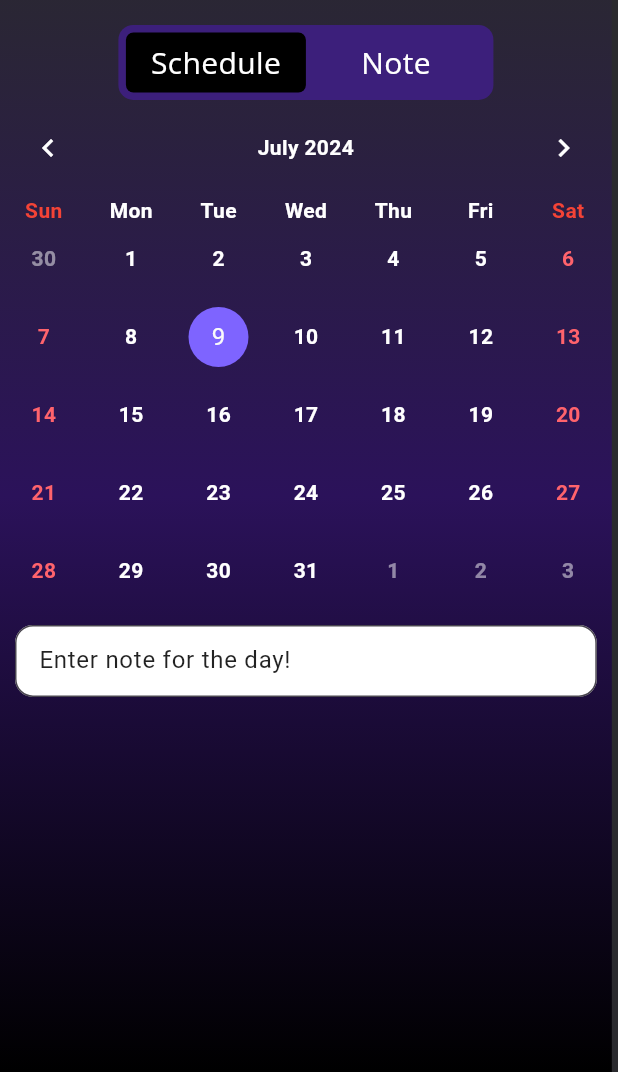
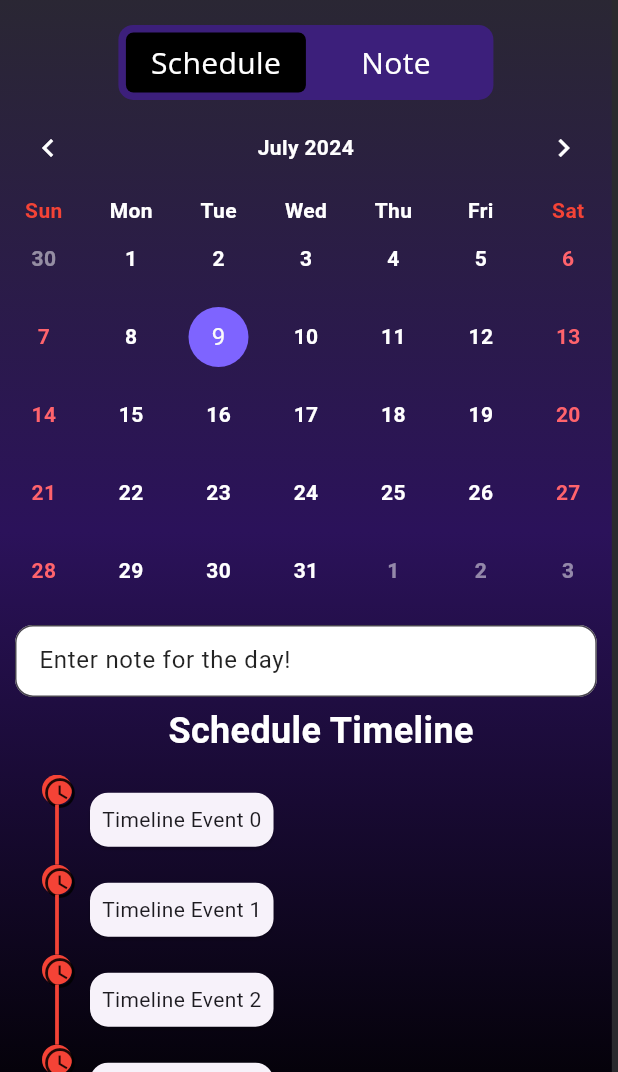
Before and after one commit to Atharva-kelkar05/On.Time, a Flutter app: the screen it shows after launch, after a tap on "START", on a phone screen of 412 x 824 dp, the part 164-1236 px from its top. Run offline on Flutter 3.47's test engine with Material 3 defaults, Android fonts, the phone set to English and light mode, and no system bars; drawn by our look-alikes of custom_sliding_segmented_control, table_calendar; our stand-ins replace shared_preferences, timelines_plus; Roboto replaces fonts that are missing (Montserrat, Open Sans).

Commit message:
Added the timeline package and it's implementation for basic timeline sho-up in the UI. Functionalities remaining.

```diff
--- a/lib/pages/homepage.dart
+++ b/lib/pages/homepage.dart
@@ -2,6 +2,7 @@ import 'package:flutter/material.dart';
 import 'package:on_time/styles/common_styles.dart';
 import 'package:custom_sliding_segmented_control/custom_sliding_segmented_control.dart';
 import 'package:table_calendar/table_calendar.dart';
+import 'package:on_time/pages/schedule_time_line.dart';
 
 class DashBoard extends StatefulWidget {
   const DashBoard({super.key});
@@ -12,6 +13,14 @@ class DashBoard extends StatefulWidget {
 
 class _DashBoardState extends State<DashBoard> {
   int _selectedIndex = 0;
+  // final List<Task> tasks = [
+  //   Task(DateTime.now(), 'Task 1'),
+  //   Task(DateTime.now().add(const Duration(days: 1)), 'Task 2'),
+  //   Task(DateTime.now().add(const Duration(days: 2)), 'Task 3'),
+  //   Task(DateTime.now().add(const Duration(days: 3)), 'Task 4'),
+  //   Task(DateTime.now().add(const Duration(days: 4)), 'Task 5'),
+  //   Task(DateTime.now().add(const Duration(days: 5)), 'Task 6'),
+  // ];
   //DateTime _selectedDay = DateTime.now();
   DateTime? _selectedDay;
   DateTime _focusedDay = DateTime.now();
@@ -51,12 +60,15 @@ class _DashBoardState extends State<DashBoard> {
           )
         ],
       ),
-      body: Container(
+      body: SingleChildScrollView(
+        scrollDirection: Axis.vertical,
+        child: Container(
           decoration:
               const BoxDecoration(gradient: CommonStyles.backgroundGradient),
           height: MediaQuery.of(context).size.height * 0.99,
           width: MediaQuery.of(context).size.width * 0.99,
-        child: Column(crossAxisAlignment: CrossAxisAlignment.start, children: [
+          child:
+              Column(crossAxisAlignment: CrossAxisAlignment.start, children: [
             SizedBox(height: MediaQuery.of(context).size.height * 0.02),
             const Padding(
               padding: EdgeInsets.only(left: 10.0, right: 10.0),
@@ -112,7 +124,16 @@ class _DashBoardState extends State<DashBoard> {
                   ? _buildScheduleContent()
                   : _buildNoteContent(),
             ),
+            // timeline for tracking date and tasks.
+
+            Container(
+              padding: const EdgeInsets.only(left: 20.0),
+              height: 300,
+              width: MediaQuery.of(context).size.width * 0.99,
+              child: ScheduleTimeLine(),
+            ),
           ]),
+        ),
       ),
     );
   }
@@ -135,13 +156,9 @@ class _DashBoardState extends State<DashBoard> {
               weekdayStyle: TextStyle(
                   color: Colors.white,
                   fontSize: 14,
-              fontWeight: FontWeight.bold
-            ),
+                  fontWeight: FontWeight.bold),
               weekendStyle: TextStyle(
-                  color: Colors.red,
-                  fontSize: 14,
-                  fontWeight: FontWeight.bold
-                ),
+                  color: Colors.red, fontSize: 14, fontWeight: FontWeight.bold),
             ),
             focusedDay: _focusedDay,
             //customizing the header for the calendar.
@@ -150,10 +167,8 @@ class _DashBoardState extends State<DashBoard> {
               decoration: BoxDecoration(
                 color: Colors.transparent,
               ),
-              titleTextStyle: TextStyle(
-                color: Colors.white,
-                fontWeight: FontWeight.bold
-              ),
+              titleTextStyle:
+                  TextStyle(color: Colors.white, fontWeight: FontWeight.bold),
               leftChevronIcon: Icon(
                 Icons.chevron_left,
                 color: Colors.white,
@@ -163,7 +178,6 @@ class _DashBoardState extends State<DashBoard> {
                 color: Colors.white,
               ),
               formatButtonVisible: false,
-
             ),
             calendarFormat: CalendarFormat.month,
             //Marking the selected day with a circle and changing the color of the selected day.
@@ -185,7 +199,8 @@ class _DashBoardState extends State<DashBoard> {
               ),
               selectedTextStyle: const TextStyle(
                 color: Colors.black,
-                fontWeight: FontWeight.bold,),
+                fontWeight: FontWeight.bold,
+              ),
               todayDecoration: const BoxDecoration(
                 color: Color(0xFF7E64FF), // Today's color
                 shape: BoxShape.circle,
@@ -198,7 +213,8 @@ class _DashBoardState extends State<DashBoard> {
             ),
             calendarBuilders: CalendarBuilders(
               defaultBuilder: (context, day, focusedDay) {
-                if (day.weekday == DateTime.sunday || day.weekday == DateTime.saturday) {
+                if (day.weekday == DateTime.sunday ||
+                    day.weekday == DateTime.saturday) {
                   return Center(
                     child: Text(
                       day.day.toString(),
--- /dev/null
+++ b/lib/pages/schedule_time_line.dart
@@ -0,0 +1,72 @@
+import 'package:flutter/material.dart';
+import 'package:timelines_plus/timelines_plus.dart';
+
+class ScheduleTimeLine extends StatelessWidget {
+  const ScheduleTimeLine({super.key});
+
+  //Color primaryColor = Colors.primaries[Random().nextInt(2)];
+
+  @override
+  Widget build(BuildContext context) {
+    return Scaffold(
+      backgroundColor: Colors.transparent,
+      body: Padding(
+        padding: const EdgeInsets.all(8.0),
+        child: Column(
+          mainAxisAlignment: MainAxisAlignment.start,
+          children: [
+            const Text(
+              'Schedule Timeline',
+              style: TextStyle(
+                fontSize: 24,
+                fontWeight: FontWeight.bold,
+                color: Colors.white,
+              ),
+            ),
+            const SizedBox(height: 12),
+            Expanded(
+              child: Timeline.tileBuilder(
+                theme: TimelineThemeData(
+                  nodePosition: 0,
+                  indicatorTheme: const IndicatorThemeData(
+                    position: 0,
+                    size: 20.0,
+                  ),
+                  connectorTheme: const ConnectorThemeData(
+                    thickness: 2.5,
+                  ),
+                ),
+                builder: TimelineTileBuilder.connected(
+                  connectionDirection: ConnectionDirection.before,
+                  itemCount: 5,
+                  contentsBuilder: (context, index) {
+                    return Padding(
+                      padding: const EdgeInsets.all(8.0),
+                      child: Card(
+                        child: Padding(
+                          padding: const EdgeInsets.all(8.0),
+                          child: Text('Timeline Event $index'),
+                        ),
+                      ),
+                    );
+                  },
+                  indicatorBuilder: (context, index) {
+                    return const DotIndicator(
+                      color: Colors.red,
+                      child: Icon(Icons.schedule),
+                    );
+                  },
+                  connectorBuilder: (context, index, type) {
+                    return const SolidLineConnector(
+                      color: Colors.red,
+                    );
+                  },
+                ),
+              ),
+            ),
+          ],
+        ),
+      ),
+    );
+  }
+}
--- a/lib/pages/welcome.dart
+++ b/lib/pages/welcome.dart
@@ -19,6 +19,7 @@ class WelcomePage extends StatelessWidget {
       ),
       child: Padding(
         padding: const EdgeInsets.fromLTRB(12, 140, 12, 110),
+        child: SingleChildScrollView(
           child: Column(
             children: [
               Column(
@@ -82,6 +83,7 @@ class WelcomePage extends StatelessWidget {
             ],
           ),
         ),
+      ),
     );
   }
 }
--- a/pubspec.yaml
+++ b/pubspec.yaml
@@ -39,6 +39,8 @@ dependencies:
   table_calendar: ^3.1.2
   shared_preferences: ^2.2.3
   custom_sliding_segmented_control: ^1.8.3
+  timelines_plus: ^1.0.2
+
 dev_dependencies:
   flutter_test:
     sdk: flutter
```
Also changed, not shown: pubspec.lock, 1 other file. Lines whose indentation alone changed are shown as unchanged.
